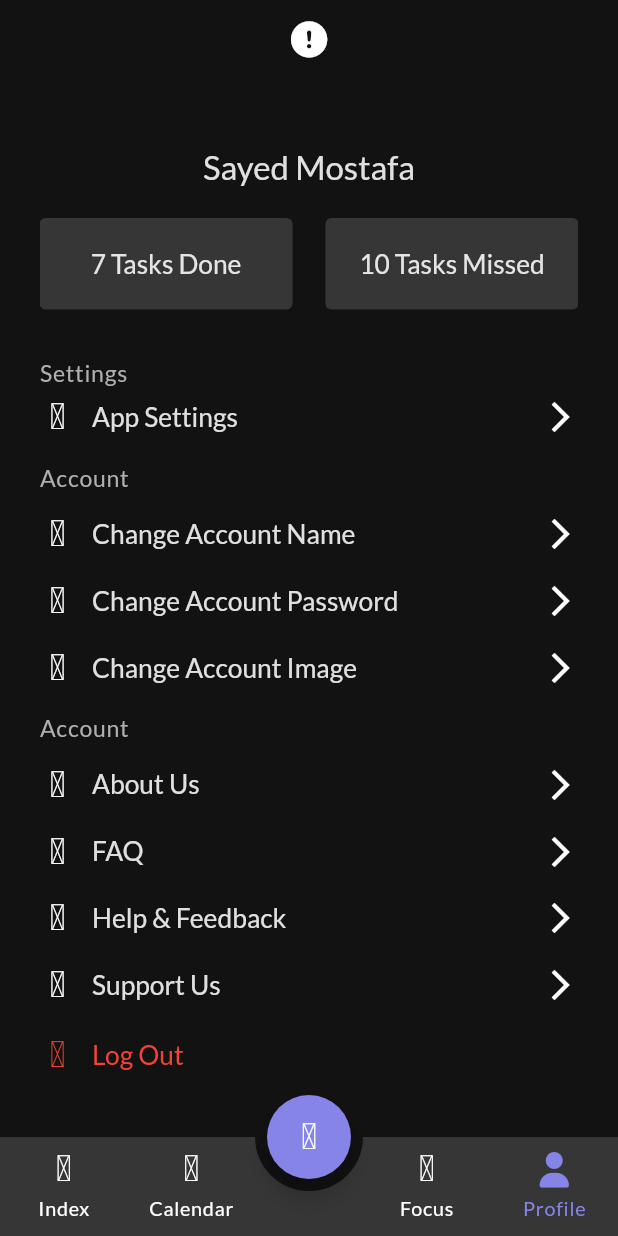
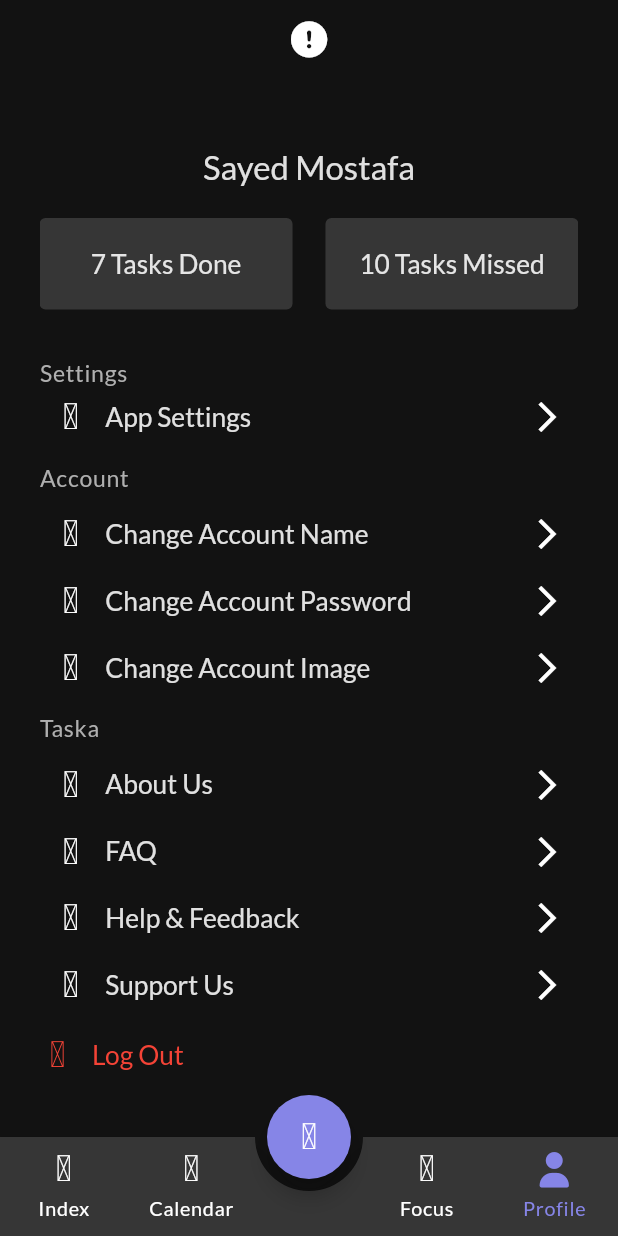
Before and after one commit to sayedmostaf/taska, a Flutter app: the HomeView screen opened by its route, item 4 of the bottom bar chosen, scrolled down 149 dp, on a phone screen of 412 x 824 dp. Run offline on Flutter 3.47's test engine with Material 3 defaults, Android fonts, the phone set to English and light mode, and no system bars; drawn by our look-alikes of animated_bottom_navigation_bar, cached_network_image; our stand-ins replace fl_chart, flutter_colorpicker, flutter_screenutil, flutter_svg, font_awesome_flutter, go_router and 8 more; missing offline and left inert: flutter_iconpicker; network calls fail.

```diff
--- a/lib/core/utils/app_router.dart
+++ b/lib/core/utils/app_router.dart
@@ -5,6 +5,7 @@ import 'package:taska/features/home/presentation/view/create_category_view.dart'
 import 'package:taska/features/home/presentation/view/home_view.dart';
 import 'package:taska/features/index/presentation/view/edit_task_view/edit_task_view.dart';
 import 'package:taska/features/on_boarding/presentation/view/on_boarding_view.dart';
+import 'package:taska/features/profile/presentation/view/settings_view/settings_view.dart';
 import 'package:taska/features/splash/presentation/view/splash_view.dart';
 
 abstract class AppRouter {
@@ -14,6 +15,7 @@ abstract class AppRouter {
   static const kHomeView = '/home';
   static const kCreateCategoryView = '/create_category';
   static const kEditTaskView = '/edit_task';
+  static const kSettingsView = '/settings';
 
   static final router = GoRouter(
     routes: [
@@ -46,6 +48,11 @@ abstract class AppRouter {
         pageBuilder: (context, state) =>
             screenTransition(state, const EditTaskView()),
       ),
+      GoRoute(
+        path: kSettingsView,
+        pageBuilder: (context, state) =>
+            screenTransition(state, const SettingsView()),
+      ),
     ],
   );
 }
--- a/lib/core/utils/strings_manager.dart
+++ b/lib/core/utils/strings_manager.dart
@@ -75,4 +75,9 @@ abstract class StringsManager {
   static const helpAndFeedback = "Help & Feedback";
   static const supportUs = "Support Us";
   static const logOut = "Log Out";
+  static const accountName = "Account Name";
+  static const oldPassword = "Old Password";
+  static const newPassword = "New Password";
+  static const changeAppColor = "Change App Color";
+  static const changeAppLanguage = "Change App Language";
 }
--- a/lib/features/home/presentation/view/home_view.dart
+++ b/lib/features/home/presentation/view/home_view.dart
@@ -7,7 +7,7 @@ import 'package:taska/features/focus/presentation/view/focus_view.dart';
 import 'package:taska/features/home/presentation/view/widgets/custom_bottom_navigation_bar_item.dart';
 import 'package:taska/features/home/presentation/view/widgets/custom_floating_action_button.dart';
 import 'package:taska/features/index/presentation/view/index_view/index_view.dart';
-import 'package:taska/features/profile/presentation/view/profile_view.dart';
+import 'package:taska/features/profile/presentation/view/profile_view/profile_view.dart';
 
 class HomeView extends StatefulWidget {
   const HomeView({super.key});
--- a/lib/features/profile/presentation/view/profile_view.dart
+++ b/lib/features/profile/presentation/view/profile_view/profile_view.dart
@@ -1,5 +1,5 @@
 import 'package:flutter/material.dart';
-import 'package:taska/features/profile/presentation/view/widgets/profile_view_body.dart';
+import 'package:taska/features/profile/presentation/view/profile_view/widgets/profile_view_body.dart';
 
 class ProfileView extends StatelessWidget {
   const ProfileView({super.key});
--- a/lib/features/profile/presentation/view/widgets/account_section.dart
+++ b/lib/features/profile/presentation/view/profile_view/widgets/app_about_section.dart
@@ -2,31 +2,33 @@ import 'package:flutter/material.dart';
 import 'package:flutter_screenutil/flutter_screenutil.dart';
 import 'package:taska/core/utils/strings_manager.dart';
 import 'package:taska/core/widgets/custom_icons/custom_icons_icons.dart';
-import 'package:taska/features/profile/presentation/view/widgets/custom_list_tile.dart';
-import 'package:taska/features/profile/presentation/view/widgets/custom_profile_section_title.dart';
+import 'package:taska/features/profile/presentation/view/profile_view/widgets/custom_list_tile.dart';
+import 'package:taska/features/profile/presentation/view/profile_view/widgets/custom_profile_section_title.dart';
 
-class AccountSection extends StatelessWidget {
-  AccountSection({super.key});
+class AppAboutSection extends StatelessWidget {
+  AppAboutSection({super.key});
   final List<IconData> icons = [
-    CustomIcons.inactive_profile_icon,
-    CustomIcons.password_icon,
-    CustomIcons.camera_icon,
+    CustomIcons.about_icon,
+    CustomIcons.info_icon,
+    CustomIcons.help_feedback_icon,
+    CustomIcons.support_icon,
   ];
   final List<String> names = [
-    StringsManager.changeAccountName,
-    StringsManager.changeAccountPassword,
-    StringsManager.changeAccountImage,
+    StringsManager.aboutUs,
+    StringsManager.faq,
+    StringsManager.helpAndFeedback,
+    StringsManager.supportUs,
   ];
   @override
   Widget build(BuildContext context) {
     return Column(
       crossAxisAlignment: CrossAxisAlignment.start,
       children: [
-        CustomProfileSectionTitle(title: StringsManager.account),
+        CustomProfileSectionTitle(title: StringsManager.appName),
         SizedBox(height: 5.h),
         Column(
           children: List.generate(
-            3,
+            4,
             (index) => Padding(
               padding: EdgeInsets.symmetric(vertical: 8.h),
               child: CustomListTile(
--- a/lib/features/profile/presentation/view/widgets/custom_list_tile.dart
+++ b/lib/features/profile/presentation/view/profile_view/widgets/custom_list_tile.dart
@@ -17,7 +17,8 @@ class CustomListTile extends StatelessWidget {
       onTap: onTap,
       borderRadius: BorderRadius.circular(5),
 
-      child: SizedBox(
+      child: Container(
+        padding: EdgeInsets.symmetric(horizontal: 8.w),
         height: 28.h,
         child: Row(
           children: [
--- a/lib/features/profile/presentation/view/widgets/profile_card.dart
+++ b/lib/features/profile/presentation/view/profile_view/widgets/profile_card.dart
@@ -3,7 +3,7 @@ import 'package:flutter/material.dart';
 import 'package:flutter_screenutil/flutter_screenutil.dart';
 import 'package:font_awesome_flutter/font_awesome_flutter.dart';
 import 'package:taska/core/widgets/custom_loading_animation.dart';
-import 'package:taska/features/profile/presentation/view/widgets/task_progress_card.dart';
+import 'package:taska/features/profile/presentation/view/profile_view/widgets/task_progress_card.dart';
 
 class ProfileCard extends StatelessWidget {
   const ProfileCard({
--- a/lib/features/profile/presentation/view/widgets/app_about_section.dart
+++ /dev/null
@@ -1,45 +0,0 @@
-import 'package:flutter/material.dart';
-import 'package:flutter_screenutil/flutter_screenutil.dart';
-import 'package:taska/core/utils/strings_manager.dart';
-import 'package:taska/core/widgets/custom_icons/custom_icons_icons.dart';
-import 'package:taska/features/profile/presentation/view/widgets/custom_list_tile.dart';
-import 'package:taska/features/profile/presentation/view/widgets/custom_profile_section_title.dart';
-
-class AppAboutSection extends StatelessWidget {
-  AppAboutSection({super.key});
-  final List<IconData> icons = [
-    CustomIcons.about_icon,
-    CustomIcons.info_icon,
-    CustomIcons.help_feedback_icon,
-    CustomIcons.support_icon,
-  ];
-  final List<String> names = [
-    StringsManager.aboutUs,
-    StringsManager.faq,
-    StringsManager.helpAndFeedback,
-    StringsManager.supportUs,
-  ];
-  @override
-  Widget build(BuildContext context) {
-    return Column(
-      crossAxisAlignment: CrossAxisAlignment.start,
-      children: [
-        CustomProfileSectionTitle(title: StringsManager.account),
-        SizedBox(height: 5.h),
-        Column(
-          children: List.generate(
-            4,
-            (index) => Padding(
-              padding: EdgeInsets.symmetric(vertical: 8.h),
-              child: CustomListTile(
-                icon: icons[index],
-                name: names[index],
-                onTap: () {},
-              ),
-            ),
-          ),
-        ),
-      ],
-    );
-  }
-}
--- a/pubspec.yaml
+++ b/pubspec.yaml
@@ -41,6 +41,7 @@ dependencies:
   font_awesome_flutter: ^10.12.0
   go_router: ^16.3.0
   google_fonts: ^6.3.2
+  image_picker: ^1.2.0
   intl: ^0.20.2
   lottie: ^3.3.2
   month_picker_dialog: ^6.5.0
```
Also changed, not shown: lib/features/profile/presentation/view/profile_view/widgets/account_section.dart (added, +208 -0 lines), lib/features/profile/presentation/view/profile_view/widgets/profile_view_body.dart (renamed from lib/features/profile/presentation/view/widgets/profile_view_body.dart, +5 -5 lines), lib/features/profile/presentation/view/profile_view/widgets/setting_section.dart (renamed from lib/features/profile/presentation/view/widgets/setting_section.dart, +7 -4 lines), lib/features/profile/presentation/view/settings_view/settings_view.dart (added, +11 -0 lines), lib/features/profile/presentation/view/settings_view/widgets/settings_app_bar.dart (added, +27 -0 lines), lib/features/profile/presentation/view/settings_view/widgets/settings_list_titles.dart (added, +28 -0 lines), lib/features/profile/presentation/view/settings_view/widgets/settings_view_body.dart (added, +25 -0 lines), lib/features/profile/presentation/view/profile_view/widgets/custom_profile_section_title.dart (renamed from lib/features/profile/presentation/view/widgets/custom_profile_section_title.dart), lib/features/profile/presentation/view/profile_view/widgets/log_out_button.dart (renamed from lib/features/profile/presentation/view/widgets/log_out_button.dart), lib/features/profile/presentation/view/profile_view/widgets/task_progress_card.dart (renamed from lib/features/profile/presentation/view/widgets/task_progress_card.dart), pubspec.lock, 5 other files.
